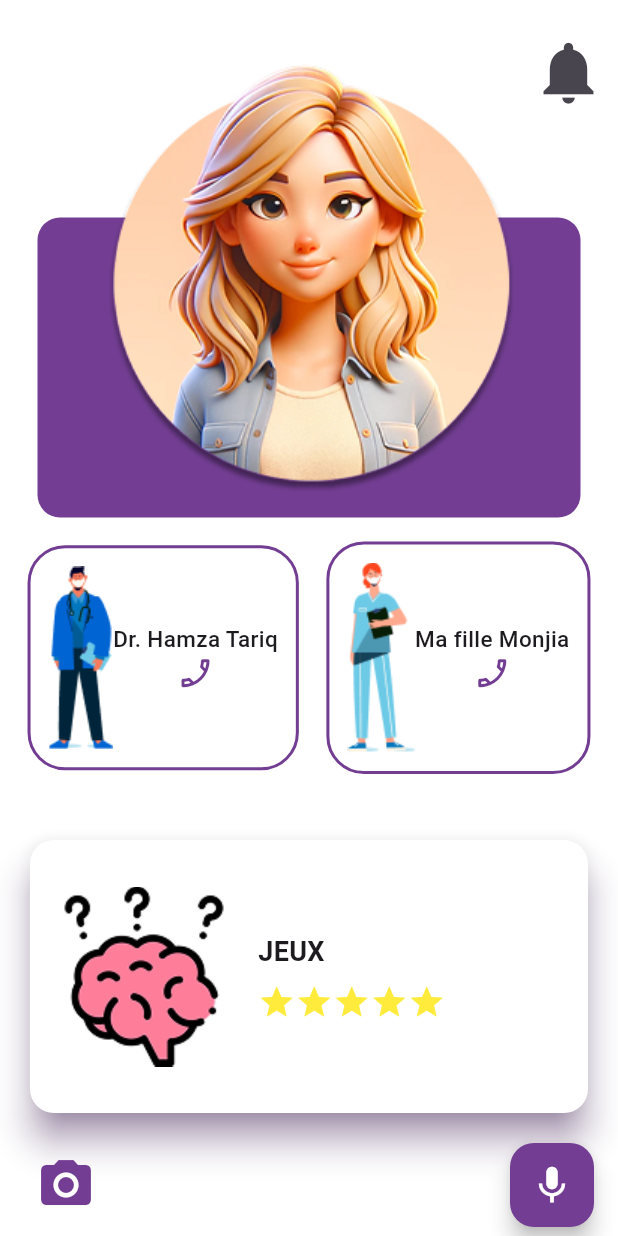
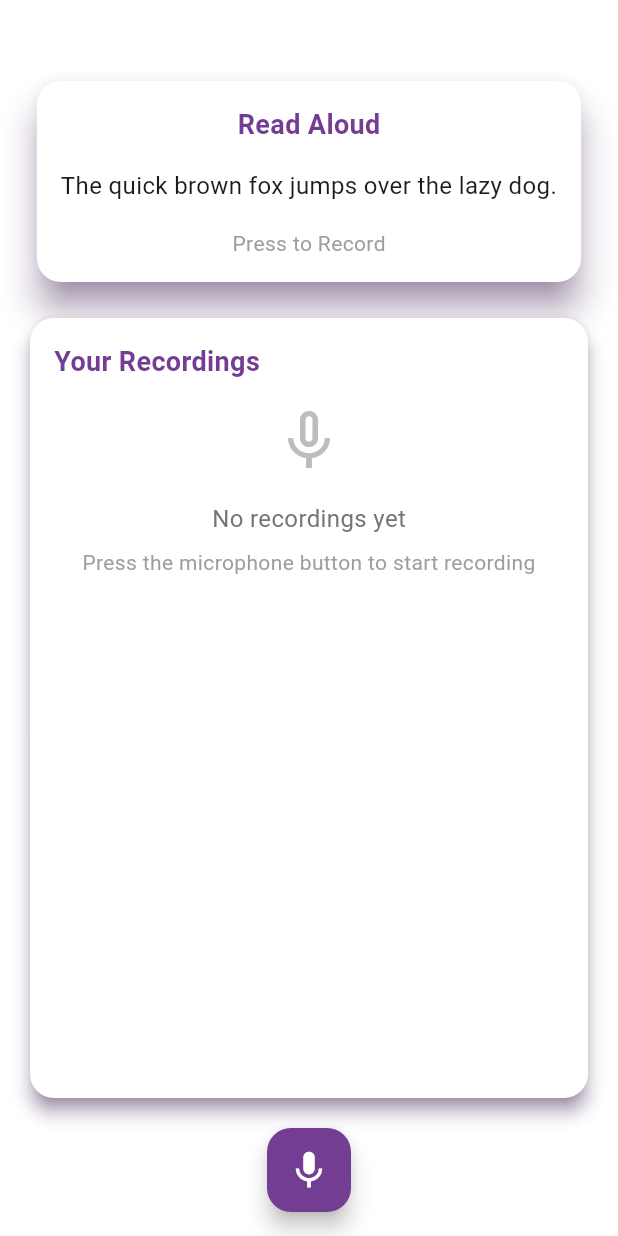
Before and after one commit to issam-guichana/PIM, a Flutter app: the screen it shows after launch, on a phone screen of 412 x 824 dp. Run offline on Flutter 3.47's test engine with Material 3 defaults, Android fonts, the phone set to English and light mode, and no system bars; our stand-ins replace speech_to_text; missing offline and left inert: flutter_sound, flutter_sound_record; accounts and stored records are empty.

Commit message:
recording page

```diff
--- /dev/null
+++ b/lib/Views/VoiceRecordingPages/VoiceRecordingPage.dart
@@ -0,0 +1,526 @@
+import 'package:flutter/material.dart';
+import 'package:flutter_sound_record/flutter_sound_record.dart';
+import 'package:flutter_sound/flutter_sound.dart';
+import 'package:path_provider/path_provider.dart';
+import 'dart:async';
+import 'dart:io';
+import 'package:intl/intl.dart';
+
+class VoiceRecordingPage extends StatefulWidget {
+  @override
+  _VoiceRecordingPageState createState() => _VoiceRecordingPageState();
+}
+
+class _VoiceRecordingPageState extends State<VoiceRecordingPage> {
+  bool _isRecording = false;
+  bool _isPlaying = false;
+  int _recordDuration = 0; // Duration in seconds
+  int _playPosition = 0; // Playback position in milliseconds
+  int _playDuration = 0; // Playback duration in milliseconds
+  final List<String> _textsToRead = [
+    "The quick brown fox jumps over the lazy dog.",
+    "A journey of a thousand miles begins with a single step.",
+    "To be or not to be, that is the question."
+  ];
+  int _currentTextIndex = 0;
+  late FlutterSoundRecord _recorder;
+  late FlutterSoundPlayer _player;
+  String? _filePath;
+  String? _currentPlayingPath;
+  Timer? _timer;
+  Timer? _playTimer;
+  Amplitude? _amplitude;
+  Timer? _ampTimer;
+  List<RecordingItem> _recordings = []; // List to store recording information
+
+  @override
+  void initState() {
+    super.initState();
+    _recorder = FlutterSoundRecord();
+    _player = FlutterSoundPlayer();
+    _initPlayer();
+    _loadExistingRecordings();
+  }
+
+  // Load any existing recordings
+  Future<void> _loadExistingRecordings() async {
+    final directory = await getApplicationDocumentsDirectory();
+    final dir = Directory(directory.path);
+    List<FileSystemEntity> files = dir.listSync();
+
+    List<RecordingItem> recordings = [];
+    for (var file in files) {
+      if (file.path.endsWith('.m4a') && file.path.contains('voice_sample_')) {
+        final fileName = file.path.split('/').last;
+        final timestamp =
+            int.tryParse(fileName.split('_').last.split('.').first);
+        if (timestamp != null) {
+          final date = DateTime.fromMillisecondsSinceEpoch(timestamp);
+          recordings.add(RecordingItem(
+            path: file.path,
+            name: 'Recording ${recordings.length + 1}',
+            date: date,
+          ));
+        }
+      }
+    }
+
+    // Sort recordings by date (newest first)
+    recordings.sort((a, b) => b.date.compareTo(a.date));
+
+    setState(() {
+      _recordings = recordings;
+    });
+  }
+
+  // Initialize the audio player
+  Future<void> _initPlayer() async {
+    await _player.openPlayer();
+    _player.setSubscriptionDuration(const Duration(milliseconds: 200));
+  }
+
+  // Start recording
+  Future<void> _startRecording() async {
+    if (await _recorder.hasPermission()) {
+      final directory = await getApplicationDocumentsDirectory();
+      _filePath =
+          '${directory.path}/voice_sample_${DateTime.now().millisecondsSinceEpoch}.m4a';
+
+      await _recorder.start(path: _filePath);
+      bool isRecording = await _recorder.isRecording();
+      setState(() {
+        _isRecording = isRecording;
+        _recordDuration = 0;
+      });
+      _startTimer();
+      print("Recording started...");
+    } else {
+      ScaffoldMessenger.of(context).showSnackBar(
+        const SnackBar(content: Text("Please grant microphone permission")),
+      );
+      print("Microphone permission denied.");
+    }
+  }
+
+  // Stop recording
+  Future<void> _stopRecording() async {
+    _timer?.cancel();
+    _ampTimer?.cancel();
+    final String? path = await _recorder.stop();
+
+    if (path != null) {
+      final timestamp = DateTime.now().millisecondsSinceEpoch;
+      final newRecording = RecordingItem(
+        path: path,
+        name: 'Recording ${_recordings.length + 1}',
+        date: DateTime.now(),
+      );
+
+      setState(() {
+        _recordings.insert(
+            0, newRecording); // Add at the beginning (newest first)
+      });
+    }
+
+    setState(() {
+      _isRecording = false;
+      if (_currentTextIndex < _textsToRead.length - 1) {
+        _currentTextIndex++;
+      } else {
+        _currentTextIndex = 0; // Loop back to start
+      }
+    });
+    print("Recording saved at: $path");
+  }
+
+  // Play recorded audio
+  Future<void> _playRecording(String filePath) async {
+    if (_isPlaying) {
+      await _stopPlayback();
+      if (_currentPlayingPath == filePath) {
+        return; // If tapping the same recording that's playing, just stop
+      }
+    }
+
+    await _player.startPlayer(
+      fromURI: filePath,
+      whenFinished: () {
+        setState(() {
+          _isPlaying = false;
+          _currentPlayingPath = null;
+        });
+        _playTimer?.cancel();
+      },
+    );
+
+    _player.onProgress!.listen((event) {
+      setState(() {
+        _playPosition = event.position.inMilliseconds;
+        _playDuration = event.duration.inMilliseconds;
+      });
+    });
+
+    setState(() {
+      _isPlaying = true;
+      _currentPlayingPath = filePath;
+    });
+
+    _startPlayTimer();
+  }
+
+  // Stop playback
+  Future<void> _stopPlayback() async {
+    await _player.stopPlayer();
+    _playTimer?.cancel();
+    setState(() {
+      _isPlaying = false;
+      _currentPlayingPath = null;
+    });
+  }
+
+  // Start the timer and amplitude updates
+  void _startTimer() {
+    _timer?.cancel();
+    _ampTimer?.cancel();
+
+    _timer = Timer.periodic(const Duration(seconds: 1), (Timer t) {
+      setState(() => _recordDuration++);
+    });
+
+    _ampTimer =
+        Timer.periodic(const Duration(milliseconds: 200), (Timer t) async {
+      _amplitude = await _recorder.getAmplitude();
+      setState(() {});
+    });
+  }
+
+  // Start playback timer
+  void _startPlayTimer() {
+    _playTimer?.cancel();
+    _playTimer = Timer.periodic(const Duration(milliseconds: 200), (Timer t) {
+      if (!_isPlaying) {
+        _playTimer?.cancel();
+      }
+    });
+  }
+
+  // Format timer display
+  String _formatTimer(int seconds) {
+    final minutes = _formatNumber(seconds ~/ 60);
+    final secs = _formatNumber(seconds % 60);
+    return '$minutes:$secs';
+  }
+
+  String _formatNumber(int number) {
+    return number < 10 ? '0$number' : number.toString();
+  }
+
+  // Format milliseconds for playback display
+  String _formatPlaybackTime(int milliseconds) {
+    int seconds = (milliseconds / 1000).floor();
+    return _formatTimer(seconds);
+  }
+
+  // Format date for display
+  String _formatDate(DateTime date) {
+    return DateFormat('MMM d, yyyy • h:mm a').format(date);
+  }
+
+  // Delete a recording
+  void _deleteRecording(int index) {
+    showDialog(
+      context: context,
+      builder: (BuildContext context) {
+        return AlertDialog(
+          title: const Text('Delete Recording'),
+          content:
+              const Text('Are you sure you want to delete this recording?'),
+          actions: <Widget>[
+            TextButton(
+              child: const Text('Cancel'),
+              onPressed: () {
+                Navigator.of(context).pop();
+              },
+            ),
+            TextButton(
+              child: const Text('Delete', style: TextStyle(color: Colors.red)),
+              onPressed: () {
+                // If currently playing this recording, stop playback
+                if (_currentPlayingPath == _recordings[index].path) {
+                  _stopPlayback();
+                }
+
+                // Delete the file
+                File(_recordings[index].path).deleteSync();
+
+                // Remove from list
+                setState(() {
+                  _recordings.removeAt(index);
+                });
+
+                Navigator.of(context).pop();
+              },
+            ),
+          ],
+        );
+      },
+    );
+  }
+
+  @override
+  void dispose() {
+    _timer?.cancel();
+    _ampTimer?.cancel();
+    _playTimer?.cancel();
+    _recorder.dispose();
+    _player.closePlayer();
+    super.dispose();
+  }
+
+  @override
+  Widget build(BuildContext context) {
+    return Scaffold(
+      backgroundColor: Colors.white,
+      body: Column(
+        children: [
+          const SizedBox(height: 50),
+          Padding(
+            padding: const EdgeInsets.symmetric(horizontal: 16.0),
+            child: Card(
+              color: Colors.white,
+              shape: RoundedRectangleBorder(
+                borderRadius: BorderRadius.circular(16),
+              ),
+              elevation: 10,
+              shadowColor: const Color(0xFF723D92),
+              child: Padding(
+                padding: const EdgeInsets.all(16.0),
+                child: Column(
+                  crossAxisAlignment: CrossAxisAlignment.center,
+                  children: [
+                    const Text(
+                      'Read Aloud',
+                      style: TextStyle(
+                        fontSize: 18,
+                        fontWeight: FontWeight.bold,
+                        color: Color(0xFF723D92),
+                      ),
+                    ),
+                    const SizedBox(height: 16),
+                    Text(
+                      _textsToRead[_currentTextIndex],
+                      textAlign: TextAlign.center,
+                      style: const TextStyle(
+                        fontSize: 16,
+                        height: 1.5,
+                      ),
+                    ),
+                    const SizedBox(height: 16),
+                    Text(
+                      _isRecording
+                          ? 'Recording... (${_formatTimer(_recordDuration)})'
+                          : _isPlaying
+                              ? 'Playing... (${_formatPlaybackTime(_playPosition)} / ${_formatPlaybackTime(_playDuration)})'
+                              : 'Press to Record',
+                      style: TextStyle(
+                        fontSize: 14,
+                        color: _isRecording
+                            ? Colors.red
+                            : _isPlaying
+                                ? Colors.blue
+                                : Colors.grey,
+                      ),
+                    ),
+                    if (_amplitude != null && _isRecording) ...[
+                      const SizedBox(height: 8),
+                      Text(
+                        'Amplitude: ${_amplitude!.current.toStringAsFixed(1)} dB',
+                        style:
+                            const TextStyle(fontSize: 12, color: Colors.grey),
+                      ),
+                    ],
+                    if (_isPlaying) ...[
+                      const SizedBox(height: 12),
+                      LinearProgressIndicator(
+                        value: _playDuration > 0
+                            ? _playPosition / _playDuration
+                            : 0.0,
+                        backgroundColor: Colors.grey[300],
+                        valueColor:
+                            AlwaysStoppedAnimation<Color>(Color(0xFF723D92)),
+                      ),
+                    ],
+                  ],
+                ),
+              ),
+            ),
+          ),
+          const SizedBox(height: 16),
+          Expanded(
+            child: Padding(
+              padding: const EdgeInsets.symmetric(horizontal: 16.0),
+              child: Card(
+                color: Colors.white,
+                shape: RoundedRectangleBorder(
+                  borderRadius: BorderRadius.circular(16),
+                ),
+                elevation: 5,
+                shadowColor: const Color(0xFF723D92),
+                child: Padding(
+                  padding: const EdgeInsets.all(16.0),
+                  child: Column(
+                    crossAxisAlignment: CrossAxisAlignment.start,
+                    children: [
+                      const Text(
+                        'Your Recordings',
+                        style: TextStyle(
+                          fontSize: 18,
+                          fontWeight: FontWeight.bold,
+                          color: Color(0xFF723D92),
+                        ),
+                      ),
+                      const SizedBox(height: 16),
+                      _recordings.isEmpty
+                          ? Center(
+                              child: Column(
+                                mainAxisAlignment: MainAxisAlignment.center,
+                                children: [
+                                  Icon(
+                                    Icons.mic_none,
+                                    size: 48,
+                                    color: Colors.grey[400],
+                                  ),
+                                  const SizedBox(height: 16),
+                                  Text(
+                                    'No recordings yet',
+                                    style: TextStyle(
+                                      color: Colors.grey[600],
+                                      fontSize: 16,
+                                    ),
+                                  ),
+                                  const SizedBox(height: 8),
+                                  Text(
+                                    'Press the microphone button to start recording',
+                                    textAlign: TextAlign.center,
+                                    style: TextStyle(
+                                      color: Colors.grey[500],
+                                      fontSize: 14,
+                                    ),
+                                  ),
+                                ],
+                              ),
+                            )
+                          : Expanded(
+                              child: ListView.separated(
+                                itemCount: _recordings.length,
+                                separatorBuilder: (context, index) => Divider(
+                                  color: Colors.grey[300],
+                                  height: 1,
+                                ),
+                                itemBuilder: (context, index) {
+                                  final recording = _recordings[index];
+                                  final isCurrentlyPlaying = _isPlaying &&
+                                      _currentPlayingPath == recording.path;
+
+                                  return ListTile(
+                                    contentPadding: EdgeInsets.zero,
+                                    leading: GestureDetector(
+                                      onTap: () {
+                                        _playRecording(recording.path);
+                                      },
+                                      child: Container(
+                                        width: 50,
+                                        height: 50,
+                                        decoration: BoxDecoration(
+                                          color: const Color(0xFF723D92)
+                                              .withOpacity(0.1),
+                                          borderRadius:
+                                              BorderRadius.circular(25),
+                                        ),
+                                        child: Icon(
+                                          isCurrentlyPlaying
+                                              ? Icons.pause
+                                              : Icons.play_arrow,
+                                          color: const Color(0xFF723D92),
+                                          size: 30,
+                                        ),
+                                      ),
+                                    ),
+                                    title: Text(
+                                      recording.name,
+                                      style: const TextStyle(
+                                        fontWeight: FontWeight.w600,
+                                        fontSize: 16,
+                                      ),
+                                    ),
+                                    subtitle: Column(
+                                      crossAxisAlignment:
+                                          CrossAxisAlignment.start,
+                                      children: [
+                                        Text(
+                                          _formatDate(recording.date),
+                                          style: TextStyle(
+                                            fontSize: 12,
+                                            color: Colors.grey[600],
+                                          ),
+                                        ),
+                                        if (isCurrentlyPlaying) ...[
+                                          const SizedBox(height: 8),
+                                          LinearProgressIndicator(
+                                            value: _playDuration > 0
+                                                ? _playPosition / _playDuration
+                                                : 0.0,
+                                            backgroundColor: Colors.grey[300],
+                                            valueColor:
+                                                const AlwaysStoppedAnimation<
+                                                    Color>(Color(0xFF723D92)),
+                                            minHeight: 3,
+                                          ),
+                                        ],
+                                      ],
+                                    ),
+                                    trailing: IconButton(
+                                      icon: const Icon(Icons.delete_outline,
+                                          color: Colors.red),
+                                      onPressed: () => _deleteRecording(index),
+                                    ),
+                                  );
+                                },
+                              ),
+                            ),
+                    ],
+                  ),
+                ),
+              ),
+            ),
+          ),
+          Padding(
+            padding: const EdgeInsets.all(16.0),
+            child: FloatingActionButton(
+              onPressed: _isRecording ? _stopRecording : _startRecording,
+              backgroundColor: const Color(0xFF723D92),
+              child: Icon(
+                _isRecording ? Icons.stop : Icons.mic,
+                color: Colors.white,
+                size: 30,
+              ),
+            ),
+          ),
+        ],
+      ),
+    );
+  }
+}
+
+// Class to store recording information
+class RecordingItem {
+  final String path;
+  final String name;
+  final DateTime date;
+
+  RecordingItem({
+    required this.path,
+    required this.name,
+    required this.date,
+  });
+}
--- a/lib/main.dart
+++ b/lib/main.dart
@@ -4,6 +4,7 @@ import 'package:pim_project/Views/AuthPages/ForgotPwdScreen.dart';
 import 'package:pim_project/Views/AuthPages/SplashScreen.dart';
 import 'package:pim_project/Views/HomePages/PatientHomePage.dart';
 import 'package:pim_project/Views/ProfilePages/ProfilePage.dart';
+import 'package:pim_project/Views/VoiceRecordingPages/VoiceRecordingPage.dart';
 import 'package:provider/provider.dart';
 
 void main() {
@@ -28,7 +29,8 @@ class MyApp extends StatelessWidget {
         colorScheme: ColorScheme.fromSeed(seedColor: Colors.deepPurple),
         useMaterial3: true,
       ),
-      home:HomePage(),
+       // home:HomePage(),
+      home:VoiceRecordingPage(),
 
       // home:  ForgotPasswordScreen() ,
 
--- a/pubspec.yaml
+++ b/pubspec.yaml
@@ -42,6 +42,11 @@ dependencies:
   path_provider: ^2.1.5
   speech_to_text: ^7.0.0
   flutter_tts: ^4.2.2
+  flutter_sound: ^9.23.1
+#  record: ^4.4.0
+#  audioplayers: ^6.2.0
+  flutter_sound_record: ^3.3.2
+  intl: ^0.20.2
 
 dev_dependencies:
   flutter_test:
```
Also changed, not shown: lib/Views/AssistantVocalScreens/SpeechInteractionPage.dart (+110 -19 lines), pubspec.lock, 2 other files.
